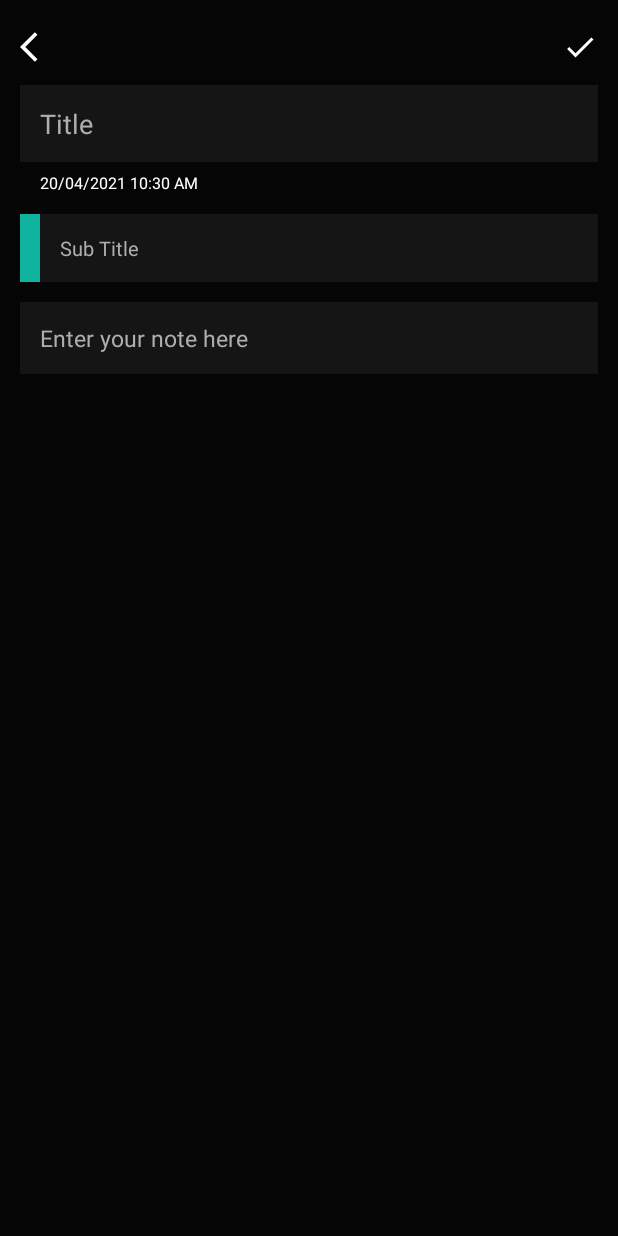
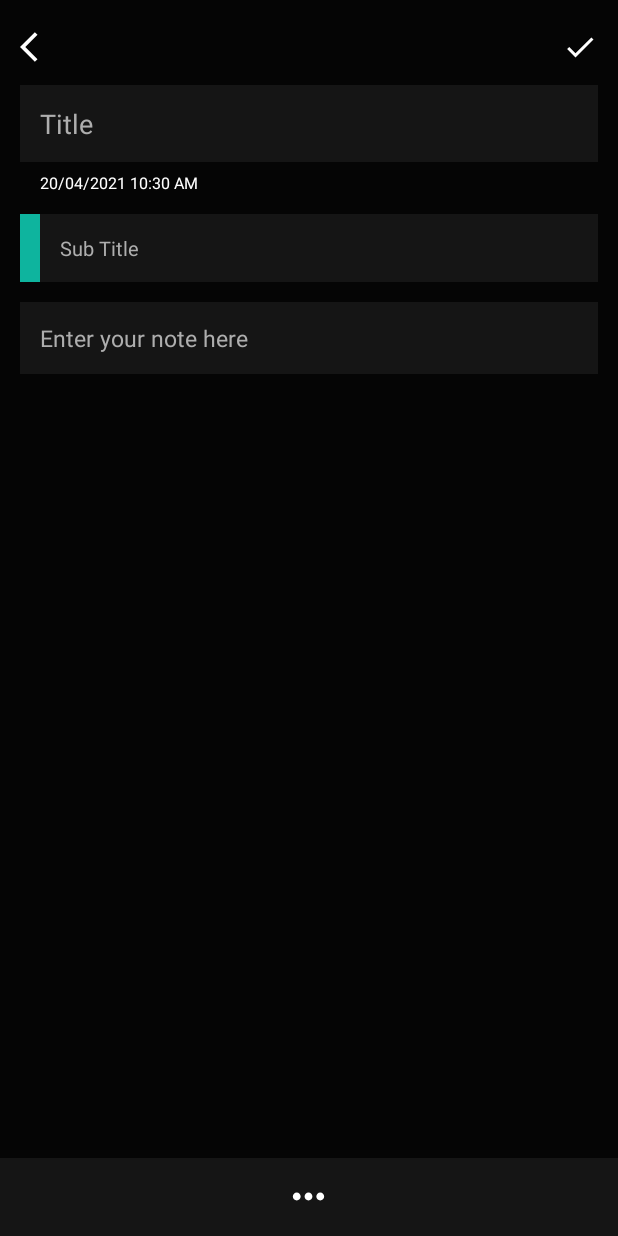
Before and after one commit to iamsoumik18/Write-It, an Android app: the screen it shows after launch (MainActivity), after a tap on an icon or button, on a phone screen of 412 x 824 dp. Run offline under Robolectric (Android 15) with nearby library versions, the phone set to English and light mode, and no system bars; our stand-ins replace Room's generated code, sdp/ssp sizes; Roboto replaces fonts that are not available here.

Commit message:
Added Delete Note functionality

```diff
--- a/app/src/main/java/com/iam18/writeit/CreateNoteFragment.kt
+++ b/app/src/main/java/com/iam18/writeit/CreateNoteFragment.kt
@@ -1,11 +1,16 @@
 package com.iam18.writeit
 
+import android.content.BroadcastReceiver
+import android.content.Context
+import android.content.Intent
+import android.content.IntentFilter
 import android.os.Bundle
 import androidx.fragment.app.Fragment
 import android.view.LayoutInflater
 import android.view.View
 import android.view.ViewGroup
 import android.widget.Toast
+import androidx.localbroadcastmanager.content.LocalBroadcastManager
 import com.iam18.writeit.database.NotesDatabase
 import com.iam18.writeit.entities.Notes
 import kotlinx.android.synthetic.main.fragment_create_note.*
@@ -58,6 +63,10 @@ class CreateNoteFragment : BaseFragment() {
             }
         }
 
+        LocalBroadcastManager.getInstance(requireContext()).registerReceiver(
+                BroadcastReceiver, IntentFilter("bottom_sheet_action")
+        )
+
         val sdf = SimpleDateFormat("dd/MM/yyyy hh:mm a")
         currentDate = sdf.format(Date())
         tvDateTime.text = currentDate
@@ -68,6 +77,11 @@ class CreateNoteFragment : BaseFragment() {
 
         imgBack.setOnClickListener{
             requireActivity().supportFragmentManager.popBackStack()
+        }
+
+        imgMore.setOnClickListener{
+            var noteBottomSheetFragment = NoteBottomSheetFragment.newInstance(noteId)
+            noteBottomSheetFragment.show(requireActivity().supportFragmentManager,"Note Bottom Sheet Fragment")
         }
     }
 
@@ -104,4 +118,42 @@ class CreateNoteFragment : BaseFragment() {
             }
         }
     }
+
+    private fun deleteNote(){
+
+        launch {
+            context?.let {
+                NotesDatabase.getDatabase(it).noteDao().deleteSpecificNote(noteId)
+                requireActivity().supportFragmentManager.popBackStack()
+            }
+        }
+    }
+
+    private val BroadcastReceiver : BroadcastReceiver = object :BroadcastReceiver(){
+        override fun onReceive(p0: Context?, p1: Intent?) {
+
+            var actionColor = p1!!.getStringExtra("action")
+
+            when(actionColor!!){
+
+                "DeleteNote" -> {
+                    //delete note
+                    deleteNote()
+                }
+
+            }
+        }
+
+    }
+
+
+    override fun onDestroy() {
+
+        LocalBroadcastManager.getInstance(requireContext()).unregisterReceiver(BroadcastReceiver)
+        super.onDestroy()
+
+
+    }
+
+
 }
--- a/app/src/main/java/com/iam18/writeit/dao/NoteDao.kt
+++ b/app/src/main/java/com/iam18/writeit/dao/NoteDao.kt
@@ -19,4 +19,7 @@ interface NoteDao {
     @Delete
     suspend fun deleteNote(note: Notes)
 
+    @Query("DELETE FROM notes WHERE id =:id")
+    suspend fun deleteSpecificNote(id:Int)
+
 }
--- /dev/null
+++ b/app/src/main/res/drawable/ic_delete.xml
@@ -0,0 +1,5 @@
+<vector android:height="24dp" android:tint="#FFFFFF"
+    android:viewportHeight="24" android:viewportWidth="24"
+    android:width="24dp" xmlns:android="http://schemas.android.com/apk/res/android">
+    <path android:fillColor="@android:color/white" android:pathData="M6,19c0,1.1 0.9,2 2,2h8c1.1,0 2,-0.9 2,-2L18,7L6,7v12zM8,9h8v10L8,19L8,9zM15.5,4l-1,-1h-5l-1,1L5,4v2h14L19,4z"/>
+</vector>
--- /dev/null
+++ b/app/src/main/res/drawable/ic_more.xml
@@ -0,0 +1,5 @@
+<vector android:height="24dp" android:tint="#FFFFFF"
+    android:viewportHeight="24" android:viewportWidth="24"
+    android:width="24dp" xmlns:android="http://schemas.android.com/apk/res/android">
+    <path android:fillColor="@android:color/white" android:pathData="M6,10c-1.1,0 -2,0.9 -2,2s0.9,2 2,2 2,-0.9 2,-2 -0.9,-2 -2,-2zM18,10c-1.1,0 -2,0.9 -2,2s0.9,2 2,2 2,-0.9 2,-2 -0.9,-2 -2,-2zM12,10c-1.1,0 -2,0.9 -2,2s0.9,2 2,2 2,-0.9 2,-2 -0.9,-2 -2,-2z"/>
+</vector>
--- a/app/src/main/res/layout/fragment_create_note.xml
+++ b/app/src/main/res/layout/fragment_create_note.xml
@@ -118,6 +118,22 @@
         app:layout_constraintStart_toStartOf="parent"
         app:layout_constraintTop_toBottomOf="@id/l1" />
 
+    <FrameLayout
+        android:layout_width="match_parent"
+        android:layout_height="@dimen/_40sdp"
+        app:layout_constraintBottom_toBottomOf="parent"
+        app:layout_constraintEnd_toEndOf="parent"
+        android:background="#151515"
+        app:layout_constraintStart_toStartOf="parent">
+
+        <ImageView
+            android:id="@+id/imgMore"
+            android:layout_width="@dimen/_24sdp"
+            android:layout_height="@dimen/_24sdp"
+            android:layout_gravity="center"
+            android:src="@drawable/ic_more" />
+    </FrameLayout>
+
 
 
 </androidx.constraintlayout.widget.ConstraintLayout>
```
Also changed, not shown: app/src/main/java/com/iam18/writeit/NoteBottomSheetFragment.kt (added, +105 -0 lines), app/src/main/res/layout/fragment_bottom_sheet.xml (added, +69 -0 lines).
